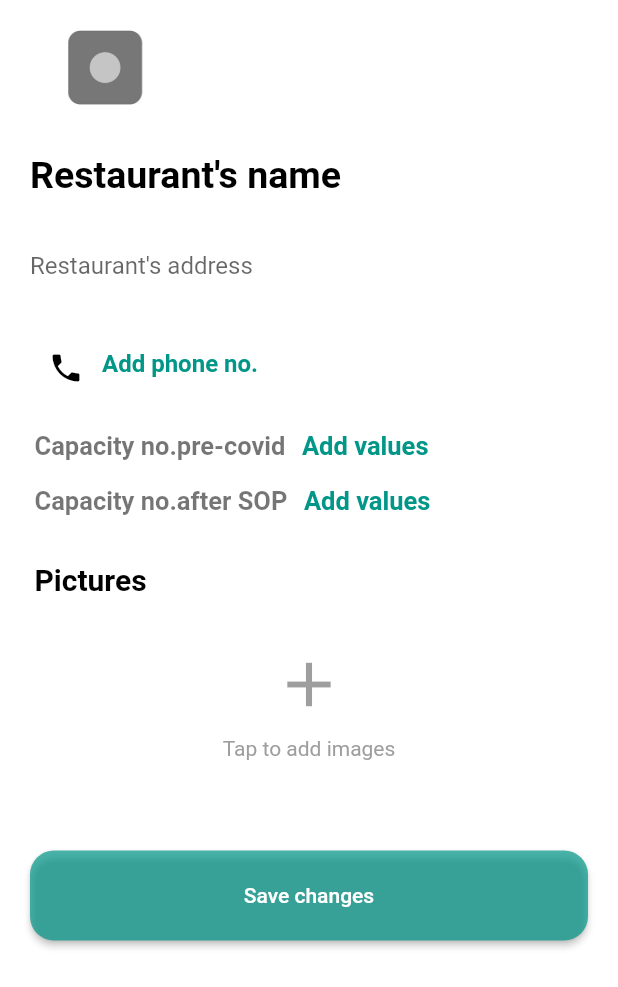
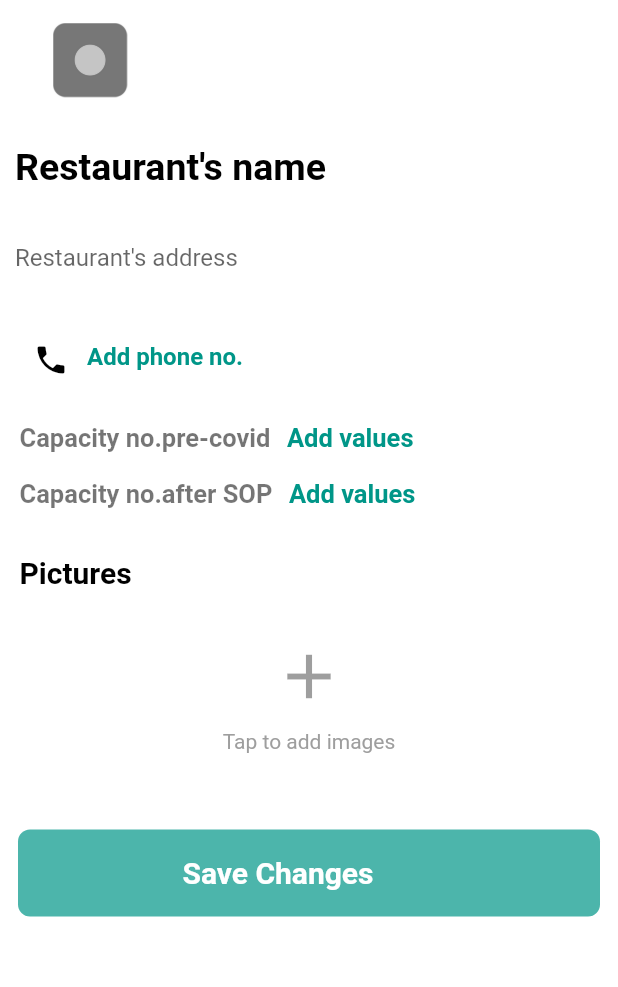
Before and after one commit to Anuragsingh691/SafeOutsBussinessFlutter, a Flutter app: the Profile screen opened directly, on a phone screen of 412 x 824 dp. Shown: the top 987 px of the screen. Run offline on Flutter 3.47's test engine with Material 2 defaults, Android fonts, the phone set to English and light mode, and no system bars; our stand-ins replace flutter_icons, flutter_mobx, image_picker, pinput; missing offline and left inert: launch_review, pin_entry_text_field.

Commit message:
UI improve

```diff
--- a/lib/screens/ProfileScreen.dart
+++ b/lib/screens/ProfileScreen.dart
@@ -45,7 +45,7 @@ class _ImageCaptureState extends State<Profile> {
         width: MediaQuery.of(context).size.width,
         height: MediaQuery.of(context).size.height,
         child: Padding(
-          padding: EdgeInsets.symmetric(vertical: 10, horizontal: 20),
+          padding: EdgeInsets.symmetric(vertical: 5, horizontal: 10),
           child: SingleChildScrollView(
 
             physics: BouncingScrollPhysics(),
@@ -55,9 +55,10 @@ class _ImageCaptureState extends State<Profile> {
               crossAxisAlignment: CrossAxisAlignment.center,
               children: <Widget>[
 
-                SizedBox(
+            SizedBox(
                   height: 10,
                 ),
+
 
                 ListView(
 
@@ -118,7 +119,9 @@ class _ImageCaptureState extends State<Profile> {
 
                     ),
                   ],
+
                 ),
+
                 SizedBox(
                   height: 20,
                 ),
@@ -306,6 +309,7 @@ class _ImageCaptureState extends State<Profile> {
                     SizedBox(
                       height: 10,
                     ),
+
                     Text('Tap to add images',
                       style: TextStyle(color: Colors.grey,
 
@@ -313,9 +317,37 @@ class _ImageCaptureState extends State<Profile> {
                   ],
 
                 ),
+                SizedBox(
+                  height: 50,
+                ),
+                Container(
+                  width: 390.0,
+                  height: 60.0,
+                  padding: EdgeInsets.symmetric(horizontal: 1, vertical: 1),
 
+                  child: RaisedButton(
+                    shape: RoundedRectangleBorder(
+                      borderRadius: BorderRadius.circular(8),
+                      side: BorderSide(color: Color(0x00fbbb)),
+                    ),
+                    color: Colors.teal.withOpacity(0.7),
+                    padding: EdgeInsets.fromLTRB(20, 10, 20, 10),
+
+                    elevation: 0.0,
+                    onPressed: () async {
+                      // _showlogout();
+                    },
+
+                    child: Text('                  Save Changes                            ',
+                        style: TextStyle(
+                          fontSize: 20,
+                          color: Colors.white,
+                          fontWeight: FontWeight.bold,
+                        )),
+                  ),
+                ),
                 SizedBox(
-                  height: 60,
+                  height: 20,
                 ),
 
                 // Container(
@@ -345,31 +377,31 @@ class _ImageCaptureState extends State<Profile> {
                 //   ),
                 // ),
 
-                SizedBox(
-                  width: 390,
-                  height: 60,
-                  child: RaisedButton(
-                    child: Text('Save changes'),
-                    elevation: 2,
-                    shape: RoundedRectangleBorder(
-                        borderRadius: BorderRadius.all(Radius.circular(16.0))),
-                    textColor: Colors.white,
-                    onPressed: () {
-                      Navigator.of(context).pushReplacement(
-                          MaterialPageRoute(
-                              builder: (BuildContext context) => Home()
-                          )
-                      );
-                    },
-                    color: Colors.teal.withOpacity(0.7),
-                    padding: EdgeInsets.fromLTRB(20, 10, 20, 10),
-                  ),
-                )
                 // SizedBox(
-                //   height: 50,
-                // ),
+                //   width: 390,
+                //   height: 60,
+                //   child: RaisedButton(
+                //     child: Text('Save changes'),
+                //     elevation: 2,
+                //     shape: RoundedRectangleBorder(
+                //         borderRadius: BorderRadius.all(Radius.circular(16.0))),
+                //     textColor: Colors.white,
+                //     onPressed: () {
+                //       Navigator.of(context).pushReplacement(
+                //           MaterialPageRoute(
+                //               builder: (BuildContext context) => Home()
+                //           )
+                //       );
+                //     },
+                //     color: Colors.teal.withOpacity(0.7),
+                //     padding: EdgeInsets.fromLTRB(20, 10, 20, 10),
+                //   ),
+                // )
+
               ],
+
             ),
+
           ),
         ),
       ),
--- a/lib/screens/SettingsPage.dart
+++ b/lib/screens/SettingsPage.dart
@@ -188,6 +188,9 @@ class _SettingsPageState extends State<SettingsPage> {
                       )),
                 ),
               ),
+              SizedBox(
+                height: 20,
+              ),
             ],
 
           ),
```
